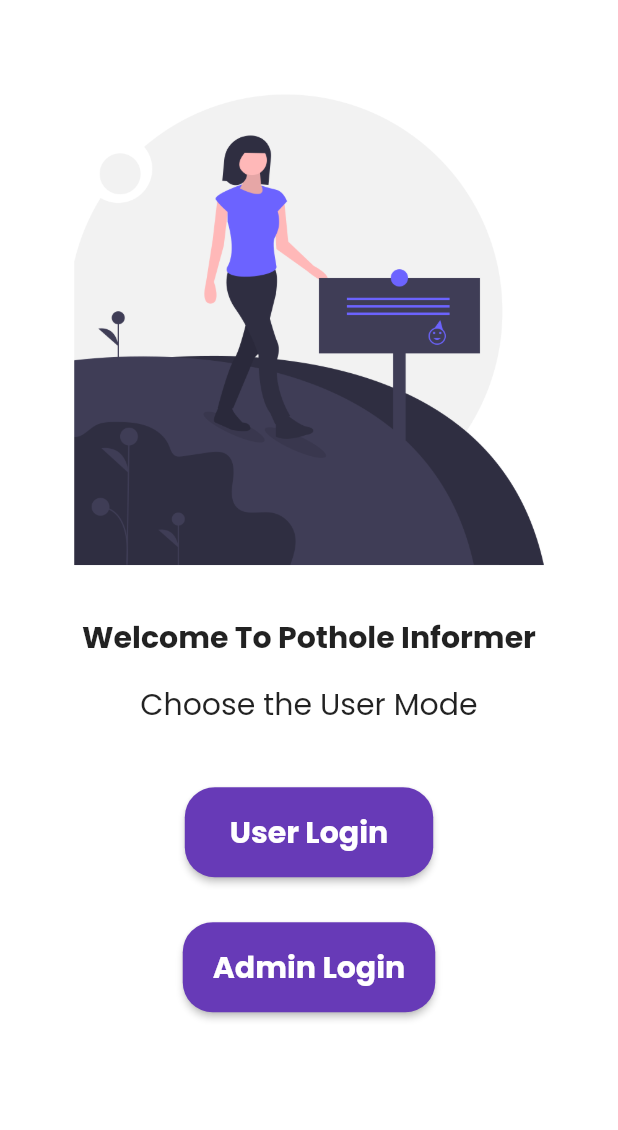
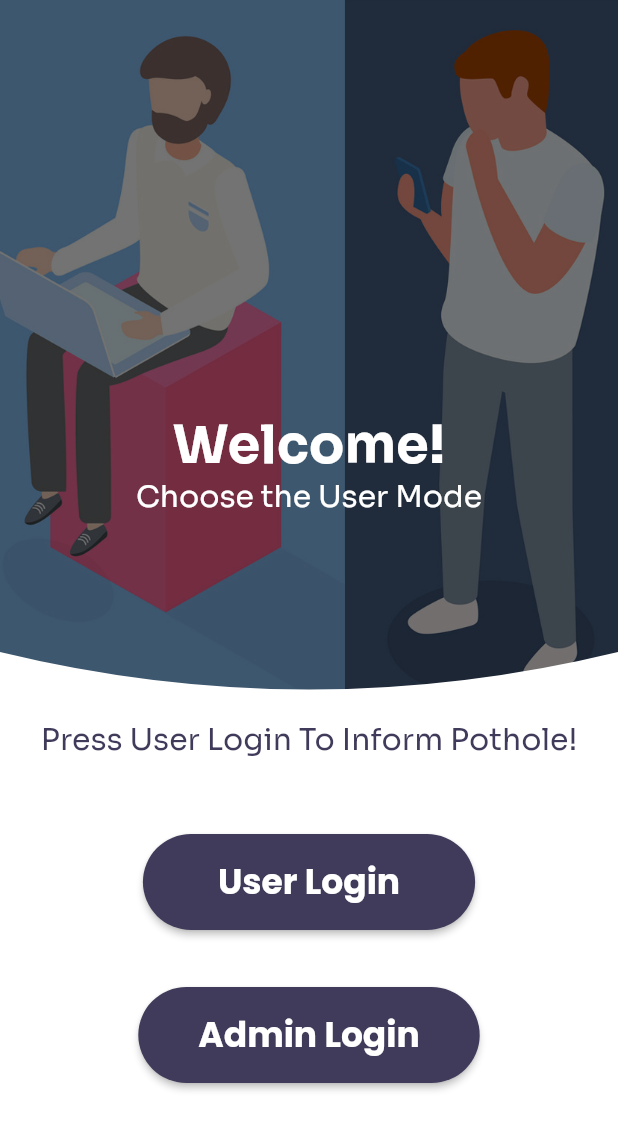
Before and after one commit to utkarsh-009/Pothole-Informer-TEAM-DASU, a Flutter app: the screen it shows after launch, on a phone screen of 412 x 824 dp. Shown: the top 1130 px of the screen. Run offline on Flutter 3.47's test engine with Material 2 defaults, Android fonts, the phone set to English and light mode, and no system bars; our stand-ins replace animated_splash_screen, cloud_firestore, firebase_auth, firebase_core, firebase_storage, font_awesome_flutter and 6 more; accounts and stored records are empty.

Commit message:
First Page UI done

```diff
--- a/pothole/lib/pages/first_page.dart
+++ b/pothole/lib/pages/first_page.dart
@@ -1,81 +1,141 @@
 // ignore_for_file: prefer_const_constructors
 
 import 'package:flutter/material.dart';
+import 'package:google_fonts/google_fonts.dart';
+import 'package:pothole/layout/custom_clippers.dart';
+import 'package:pothole/utils/themes.dart';
 import '../utils/routes.dart';
 
-class FirstPage extends StatelessWidget {
+class FirstPage extends StatefulWidget {
   const FirstPage({Key? key}) : super(key: key);
 
   @override
+  _FirstPageState createState() => _FirstPageState();
+}
+
+class _FirstPageState extends State<FirstPage> {
+  @override
+  bool changeButton = false;
+
+
   Widget build(BuildContext context) {
     return Material(
       color: Colors.white,
       child: SingleChildScrollView(
-        child: Column(
+        child: Form(
+          child: Stack(
             children: [
-            SizedBox(
-              height: 30,
+              ClipPath(
+                clipper: BottomCurve(),
+                child: ColorFiltered(
+                  colorFilter: ColorFilter.mode(
+                    Color.fromRGBO(0, 0, 0, 0.55),
+                    BlendMode.darken,
                   ),
-            Image.asset(
-              "assets/images/first_page.png",
-            ),
-            SizedBox(
-              height: 25,
-              child: Text(
-                "Welcome To Pothole Informer",
-                style: TextStyle(
-                  fontSize: 20,
-                  fontWeight: FontWeight.bold,
+                  child: Container(
+                    height: MediaQuery.of(context).size.height / 1.7,
+                    width: MediaQuery.of(context).size.width,
+                    child: Image.asset(
+                      "assets/images/firstpage_bg.png",
+                      fit: BoxFit.cover,
                     ),
                   ),
                 ),
+              ),
+              Column(
+                children: [
+                  Column(
+                    children: [
                       SizedBox(
-              height: 20,
+                        height: MediaQuery.of(context).size.height / 3,
+                      ),
+                      Text(
+                        "Welcome!",
+                        style: TextStyle(
+                          fontSize: 35,
+                          fontWeight: FontWeight.bold,
+                          fontFamily: GoogleFonts.sora().fontFamily,
+                          color: Colors.white,
+                        ),
                       ),
                       Text(
                         "Choose the User Mode",
                         style: TextStyle(
                           fontSize: 20,
+                          color: Colors.white,
+                          fontFamily: GoogleFonts.sora().fontFamily,
+                        ),
+                      ),
+                    ],
+                  ),
+                  SizedBox(
+                    height: MediaQuery.of(context).size.height / 6,
+                  ),
+                  Align(
+                    alignment: Alignment.center,
+                    child: Column(
+                      children: [
+                        Align(
+                          child: Text(
+                            "Press User Login To Inform Pothole!",
+                            style: TextStyle(
+                              fontSize: 20,
+                              color: MyThemes.darkBluishColor.withBlue(90),
+                              fontFamily: GoogleFonts.sora().fontFamily,
+                            ),
                           ),
                         ),
                         SizedBox(
-              height: 40,
+                          height: 50,
                         ),
                         ElevatedButton(
-              onPressed: () => Navigator.pushNamed(context, MyRoutes.userPage),
+                          onPressed: () =>
+                              Navigator.pushNamed(context, MyRoutes.userPage),
                           child: Text(
                             "User Login",
-                style: TextStyle(fontSize: 20, fontWeight: FontWeight.bold),
+                            style: TextStyle(
+                                fontSize: 23, fontWeight: FontWeight.bold),
                           ),
                           style: ElevatedButton.styleFrom(
-                primary: Colors.deepPurple,
-                padding: EdgeInsets.symmetric(horizontal: 30, vertical: 15),
+                            primary: MyThemes.darkBluishColor.withBlue(90),
+                            padding: EdgeInsets.symmetric(
+                                horizontal: 50, vertical: 15),
                             shape: RoundedRectangleBorder(
-                  borderRadius: BorderRadius.circular(20),
+                              borderRadius: BorderRadius.circular(100),
                             ),
+                          ),
+                        ),
+                      ],
                     ),
                   ),
                   SizedBox(
                     height: 30,
                   ),
-            ElevatedButton(
-              onPressed: () =>
-                  Navigator.pushNamed(context, MyRoutes.adminLoginRoute),
+                  Padding(
+                    padding: const EdgeInsets.all(8.0),
+                    child: ElevatedButton(
+                      onPressed: () => Navigator.pushNamed(
+                          context, MyRoutes.adminLoginRoute),
                       child: Text(
                         "Admin Login",
                         style: TextStyle(
-                  fontSize: 20,
+                          fontSize: 23,
                           fontWeight: FontWeight.bold,
                         ),
                       ),
                       style: ElevatedButton.styleFrom(
-                  primary: Colors.deepPurple,
-                  padding: EdgeInsets.symmetric(horizontal: 20, vertical: 15),
+                          primary: MyThemes.darkBluishColor.withBlue(90),
+                          padding: EdgeInsets.symmetric(
+                              horizontal: 40, vertical: 15),
                           shape: RoundedRectangleBorder(
-                    borderRadius: BorderRadius.circular(20),
+                            borderRadius: BorderRadius.circular(100),
                           )),
                     ),
+                  ),
                 ],
+              ),
+            ],
+          ),
         ),
       ),
     );
```
Also changed, not shown: pothole/assets/images/firstpage_bg.png (added). Lines whose indentation alone changed are shown as unchanged.
